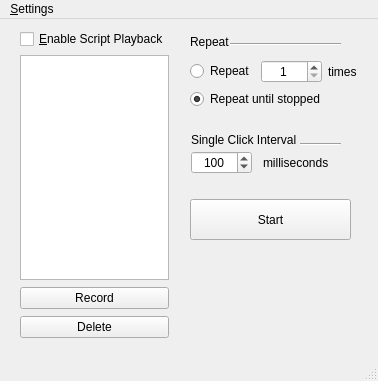
The window that pyside6_ui/monday.ui (tonycpmeum/input_record_playback) describes before a commit, drawn with Qt 5.
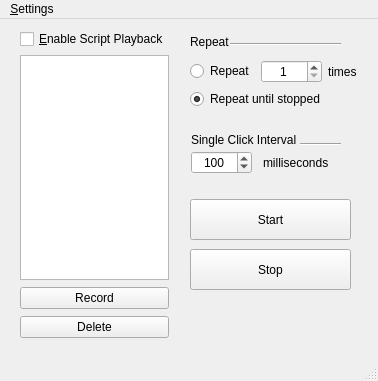
The same window after the commit. Custom widgets are drawn as their Qt base class.

```diff
--- a/pyside6_ui/monday.ui
+++ b/pyside6_ui/monday.ui
@@ -358,6 +358,22 @@
      </layout>
     </widget>
    </widget>
+   <widget class="QPushButton" name="stop_btn">
+    <property name="geometry">
+     <rect>
+      <x>190</x>
+      <y>230</y>
+      <width>161</width>
+      <height>41</height>
+     </rect>
+    </property>
+    <property name="text">
+     <string>Stop</string>
+    </property>
+    <property name="default">
+     <bool>false</bool>
+    </property>
+   </widget>
   </widget>
   <widget class="QMenuBar" name="menubar">
    <property name="geometry">
```
